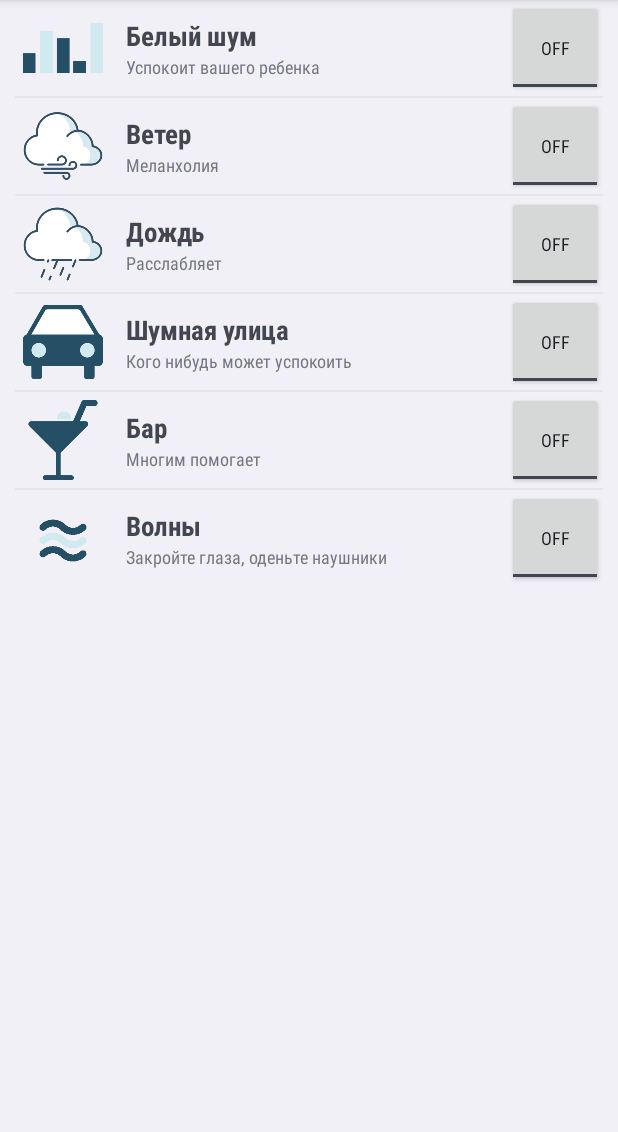
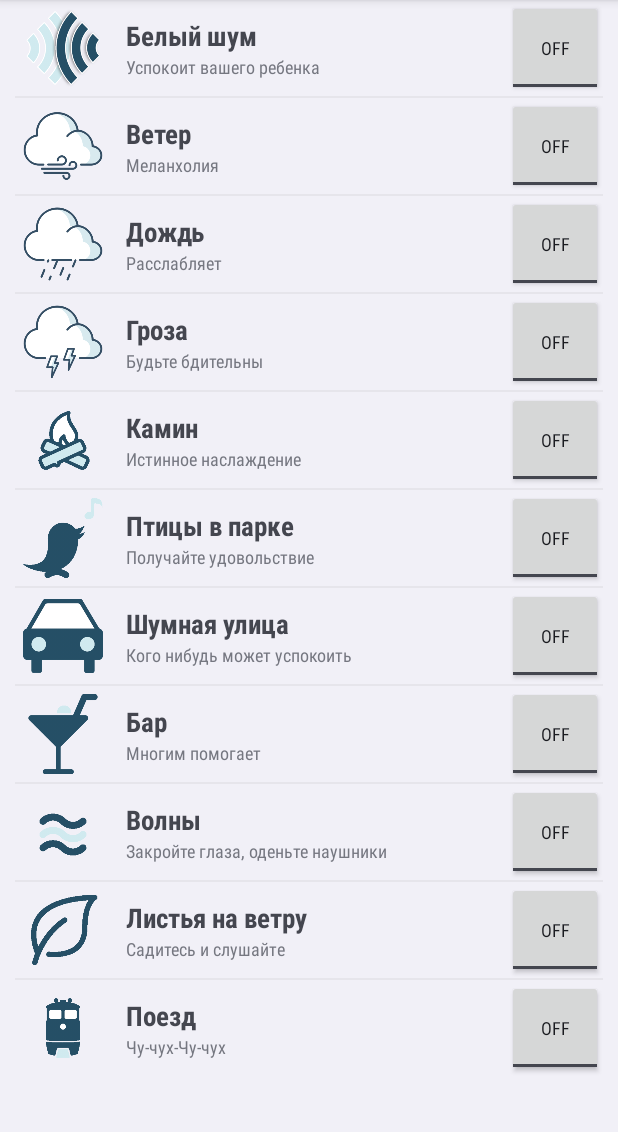
Before and after one commit to ZorgeR/Noizer, an Android app: the screen it shows after launch (MainActivity), on a phone screen of 412 x 824 dp, the part 84-1216 px from its top. Run offline under Robolectric (Android 15) with nearby library versions, the phone set to English and light mode, and no system bars.

Commit message:
r112 - Новые звуки - Исправления и улучшения

```diff
--- a/app/src/main/java/com/zlab/noizer/app/MainActivity.java
+++ b/app/src/main/java/com/zlab/noizer/app/MainActivity.java
@@ -46,9 +46,14 @@ public class MainActivity extends Activity {
         list.add(new ListViewItem(mContext, "Белый шум", "Успокоит вашего ребенка", R.raw.whitenoise, "raw/whitenoise.ogg", false, 25, R.drawable.whitenoise));
         list.add(new ListViewItem(mContext, "Ветер", "Меланхолия", R.raw.wind, "raw/wind.ogg", false, 25, R.drawable.wind));
         list.add(new ListViewItem(mContext, "Дождь", "Расслабляет", R.raw.rain, "raw/rain.ogg", false, 25, R.drawable.rain));
+        list.add(new ListViewItem(mContext, "Гроза", "Будьте бдительны", R.raw.storm, "raw/storm.ogg", false, 25, R.drawable.storm));
+        list.add(new ListViewItem(mContext, "Камин", "Истинное наслаждение", R.raw.fireplace, "raw/fireplace.ogg", false, 25, R.drawable.fireplace));
+        list.add(new ListViewItem(mContext, "Птицы в парке", "Получайте удовольствие", R.raw.birds, "raw/birds.ogg", false, 25, R.drawable.birds));
         list.add(new ListViewItem(mContext, "Шумная улица", "Кого нибудь может успокоить", R.raw.street, "raw/street.ogg", false, 25, R.drawable.street));
         list.add(new ListViewItem(mContext, "Бар", "Многим помогает", R.raw.bar, "raw/bar.ogg", false, 25, R.drawable.bar));
         list.add(new ListViewItem(mContext, "Волны", "Закройте глаза, оденьте наушники", R.raw.waves, "raw/waves.ogg", false, 25, R.drawable.waves));
+        list.add(new ListViewItem(mContext, "Листья на ветру", "Садитесь и слушайте", R.raw.foliage, "raw/foliage.ogg", false, 25, R.drawable.foliage));
+        list.add(new ListViewItem(mContext, "Поезд", "Чу-чух-Чу-чух", R.raw.train, "raw/train.ogg", false, 25, R.drawable.train));
 
         return list;
     }
```
Also changed, not shown: app/src/main/res/drawable/birds.png (added), app/src/main/res/drawable/fireplace.png (added), app/src/main/res/drawable/foliage.png (added), app/src/main/res/drawable/storm.png (added), app/src/main/res/drawable/train.png (added), app/src/main/res/drawable/whitenoise.png, 5 other files.
